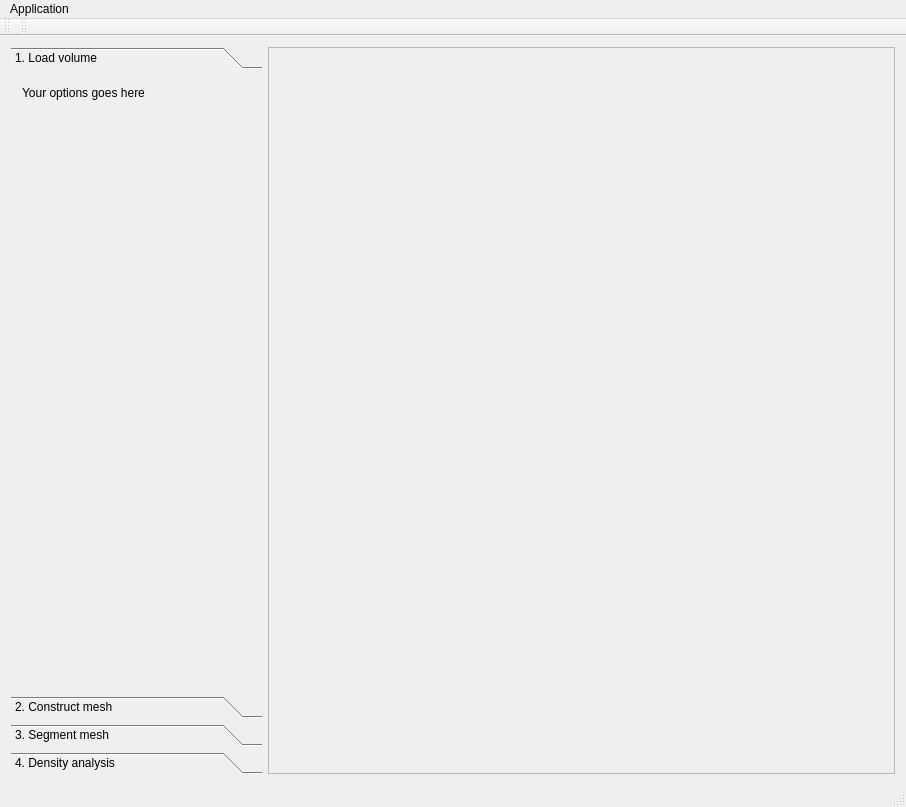
Old version of the form MainWindow.ui in the repository rics-ucsp/BoneDensityApp.
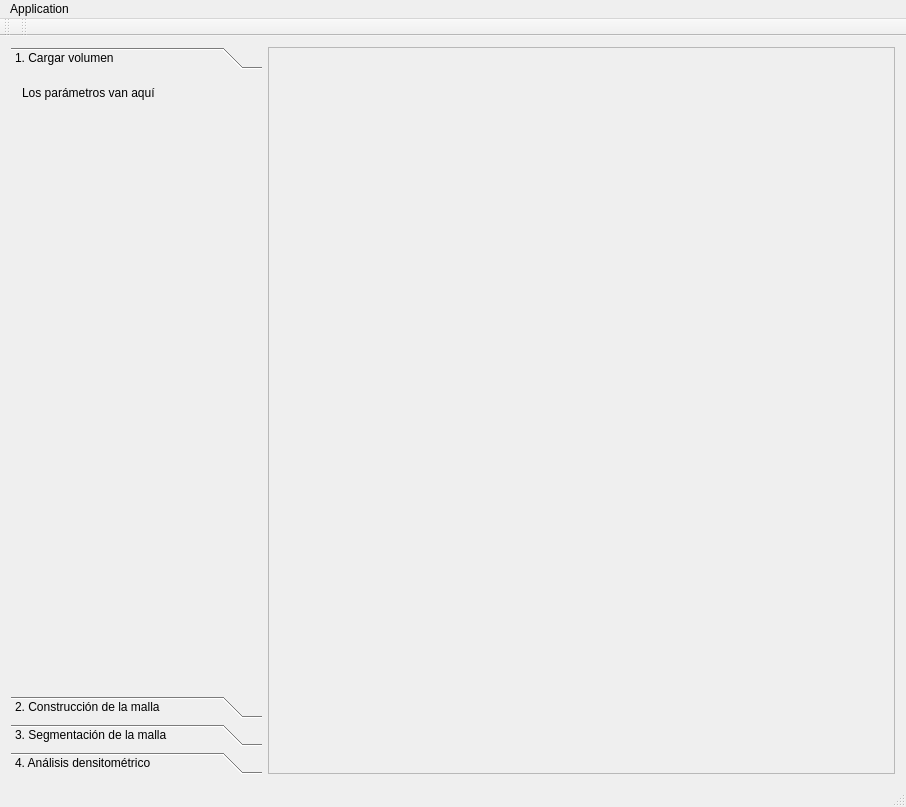
New version of the form. The open tabs and pages were chosen to show the change. Custom widgets are drawn as their Qt base class.

Diff of the .ui file:
```diff
--- a/MainWindow.ui
+++ b/MainWindow.ui
@@ -48,13 +48,13 @@
         </rect>
        </property>
        <attribute name="label">
-        <string>1. Load volume</string>
+        <string>1. Cargar volumen</string>
        </attribute>
        <layout class="QVBoxLayout" name="verticalLayout">
         <item>
          <widget class="QLabel" name="label">
           <property name="text">
-           <string>Your options goes here</string>
+           <string>Los parámetros van aquí</string>
           </property>
          </widget>
         </item>
@@ -83,7 +83,7 @@
         </rect>
        </property>
        <attribute name="label">
-        <string>2. Construct mesh</string>
+        <string>2. Construcción de la malla</string>
        </attribute>
       </widget>
       <widget class="QWidget" name="page_segment_mesh">
@@ -96,7 +96,7 @@
         </rect>
        </property>
        <attribute name="label">
-        <string>3. Segment mesh</string>
+        <string>3. Segmentación de la malla</string>
        </attribute>
       </widget>
       <widget class="PageDensityAnalysis" name="page_density_analysis">
@@ -109,7 +109,7 @@
         </rect>
        </property>
        <attribute name="label">
-        <string>4. Density analysis</string>
+        <string>4. Análisis densitométrico</string>
        </attribute>
       </widget>
      </widget>
@@ -205,6 +205,18 @@
    <header>StackedDensityAnalysis.h</header>
    <container>1</container>
   </customwidget>
+  <customwidget>
+   <class>PageSegmentMesh</class>
+   <extends>QWidget</extends>
+   <header>PageSegmentMesh.h</header>
+   <container>1</container>
+  </customwidget>
+  <customwidget>
+   <class>StackedSegmentMesh</class>
+   <extends>QWidget</extends>
+   <header>StackedSegmentMesh.h</header>
+   <container>1</container>
+  </customwidget>
  </customwidgets>
  <resources/>
  <connections/>
```
Left out of the diff: 4 changed lines with no effect on the pictures.
